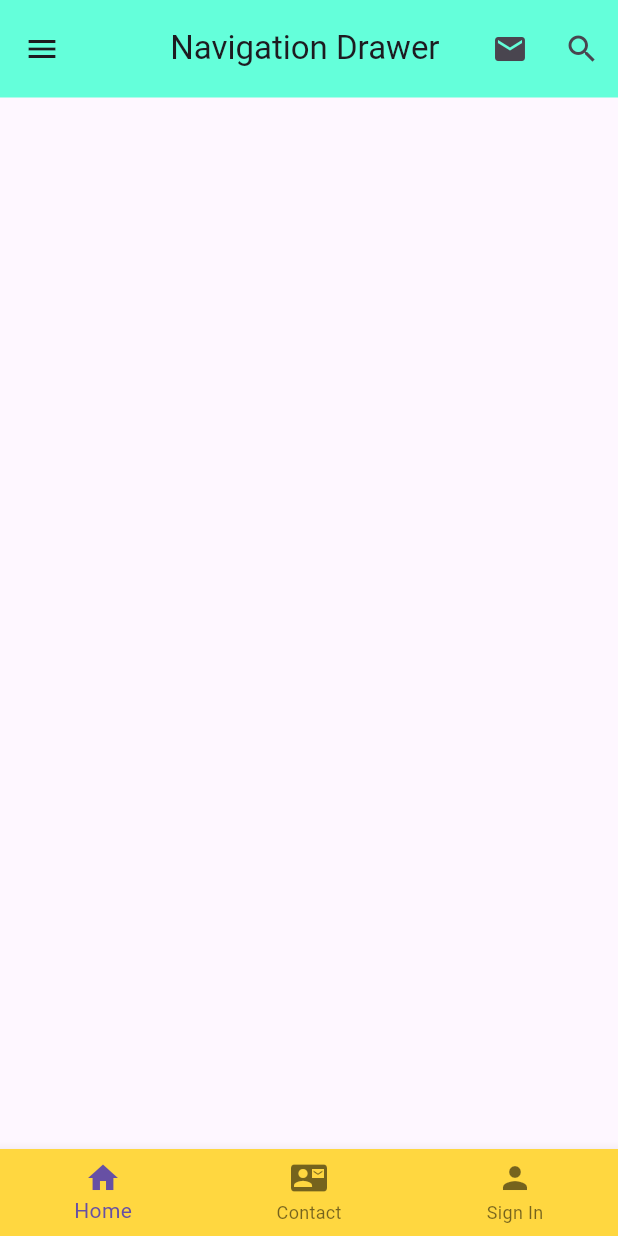
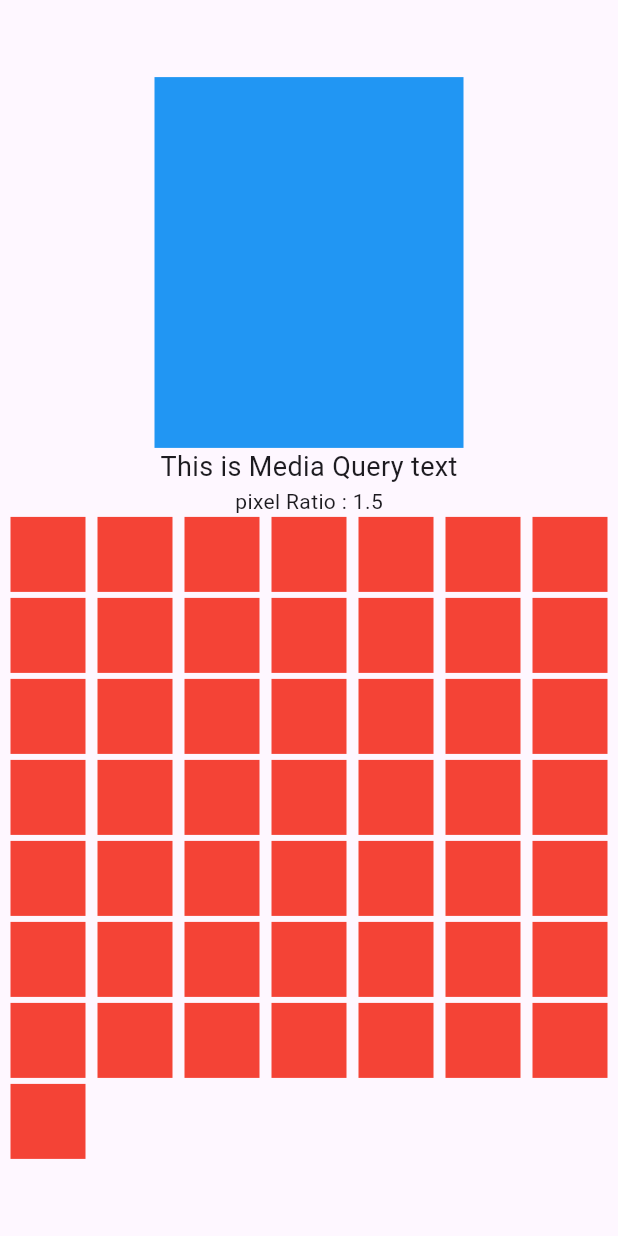
Before and after one commit to hemusyl/ostad_new_10, a Flutter app: the screen it shows after launch, on a phone screen of 412 x 824 dp. Run offline on Flutter 3.47's test engine with Material 3 defaults, Android fonts, the phone set to English and light mode, and no system bars; our stand-ins replace device_preview.

Commit message:
Button Type

```diff
--- a/lib/app.dart
+++ b/lib/app.dart
@@ -7,6 +7,9 @@ import 'bottomNavigationButton.dart';
 import 'navigation_drawer.dart';
 import 'buttonType.dart';
 import 'alert_dialog.dart';
+import 'mediaQueryhk.dart';
+import 'mediaQueryostad.dart';
+import 'mediaQuerymultiple.dart';
 
 class MyApp extends StatelessWidget {
   const MyApp({super.key});
@@ -16,7 +19,7 @@ class MyApp extends StatelessWidget {
     return MaterialApp(
       debugShowCheckedModeBanner: false,
       title: ' Button Type',
-      home: navigationDrawer(), // Class name
+      home: ModuleMedia(), // Class name
     );
   }
 }
--- /dev/null
+++ b/lib/mediaQueryostad.dart
@@ -0,0 +1,55 @@
+import 'package:flutter/material.dart';
+class ModuleMedia extends StatelessWidget {
+  const ModuleMedia({super.key});
+
+  @override
+  Widget build(BuildContext context) {
+    Size screenSize = MediaQuery.of(context).size;
+    // double screenWidth = MediaQuery.of(context).size.width;
+    double fontSize = screenSize.width > 600 ? 32 : 18;
+    double pexelRatio = MediaQuery.of(context).devicePixelRatio;
+    return Scaffold(
+      body: Column(
+        mainAxisAlignment: MainAxisAlignment.center,
+        children: [
+          Center(
+            child: Container(
+              width: screenSize.width*0.5,
+              height: screenSize.height*0.3,
+              color: Colors.blue,
+
+            ),
+          ),
+
+          Text('This is Media Query text',
+            style: TextStyle(
+                fontSize: fontSize
+            ),
+          ),
+          Text('pixel Ratio : $pexelRatio'),
+
+          Wrap(
+            spacing: 8.0,
+            runSpacing: 4.0,
+            children: List.generate(50, (index) {
+              return Container(
+                color: Colors.red,
+                height: 50,
+                width: 50,
+              );
+            }),
+
+          ),
+
+          // LayoutBuilder(builder: (context,constraints){
+          //   if(constraints.maxWidth > 600){
+          //     return GridView.count(crossAxisCount: 5);
+          //   }else{
+          //     return GridView.count(crossAxisCount: 1);
+          //   }
+          // })
+        ],
+      ),
+    );
+  }
+}
```
Also changed, not shown: lib/mediaQueryhk.dart (added, +67 -0 lines), lib/mediaQuerymultiple.dart (added, +223 -0 lines).
